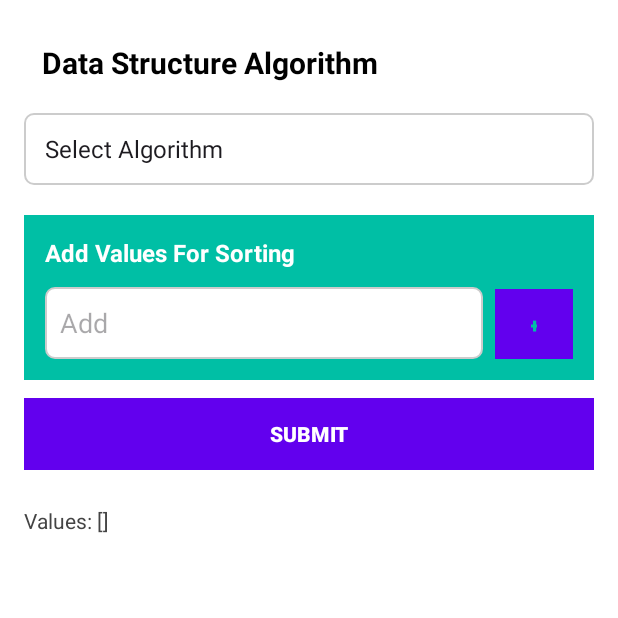
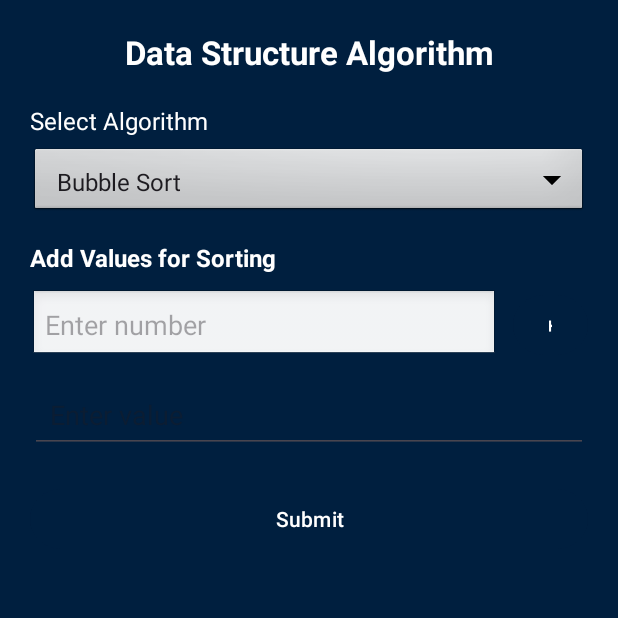
Before and after one commit to MeerabAfzal-eng/Meerabapp, an Android app: the screen it shows after launch (MainActivity), on a phone screen of 412 x 824 dp, the top half of it. Run offline under Robolectric (Android 15) with nearby library versions, the phone set to English and light mode, and no system bars.

```diff
--- a/app/src/main/java/com/example/meerabapp/MainActivity.java
+++ b/app/src/main/java/com/example/meerabapp/MainActivity.java
@@ -1,101 +1,81 @@
 package com.example.meerabapp;
 
 import android.os.Bundle;
-import android.view.View;
 import android.widget.ArrayAdapter;
 import android.widget.Button;
 import android.widget.EditText;
+import android.widget.LinearLayout;
 import android.widget.Spinner;
-import android.widget.TextView;
 import android.widget.Toast;
-
 import androidx.appcompat.app.AppCompatActivity;
-
-import java.util.ArrayList;
 
 public class MainActivity extends AppCompatActivity {
 
+    private LinearLayout inputContainer;
+    private Button addButton, submitButton;
     private Spinner algorithmSpinner;
-    private EditText valueInput;
-    private Button addButton, submitButton;
-    private TextView valuesLabel;
-
-    private final ArrayList<Integer> valuesList = new ArrayList<>();
-    private String selectedAlgorithm = "";
 
     @Override
     protected void onCreate(Bundle savedInstanceState) {
         super.onCreate(savedInstanceState);
         setContentView(R.layout.activity_main);
 
-        algorithmSpinner = findViewById(R.id.algorithmSpinner);
-        valueInput = findViewById(R.id.valueInput);
+        inputContainer = findViewById(R.id.inputContainer);
         addButton = findViewById(R.id.addButton);
         submitButton = findViewById(R.id.submitButton);
-        valuesLabel = findViewById(R.id.valuesLabel);
+        algorithmSpinner = findViewById(R.id.algorithmSpinner);
 
-        // Setup spinner
+        // Spinner ke liye sorting algorithms
         String[] algorithms = {
-                "Select Algorithm",
+                "Bubble Sort",
                 "Insertion Sort",
                 "Selection Sort",
-                "Bubble Sort",
                 "Merge Sort",
                 "Quick Sort",
                 "Heap Sort",
                 "Shell Sort"
         };
+
         ArrayAdapter<String> adapter = new ArrayAdapter<>(this,
                 android.R.layout.simple_spinner_item, algorithms);
         adapter.setDropDownViewResource(android.R.layout.simple_spinner_dropdown_item);
         algorithmSpinner.setAdapter(adapter);
 
-        algorithmSpinner.setOnItemSelectedListener(new android.widget.AdapterView.OnItemSelectedListener() {
-            @Override
-            public void onItemSelected(android.widget.AdapterView<?> parent, View view, int position, long id) {
-                selectedAlgorithm = algorithms[position];
-            }
+        // Pehla input field add automatically
+        addInputField();
 
-            @Override
-            public void onNothingSelected(android.widget.AdapterView<?> parent) {
-                selectedAlgorithm = "";
-            }
-        });
+        // + button click → new input field add
+        addButton.setOnClickListener(v -> addInputField());
 
-        addButton.setOnClickListener(v -> {
-            String s = valueInput.getText().toString().trim();
-            if (s.isEmpty()) {
-                Toast.makeText(MainActivity.this, "Enter a value first", Toast.LENGTH_SHORT).show();
-                return;
-            }
-            try {
-                int val = Integer.parseInt(s);
-                valuesList.add(val);
-                valueInput.setText("");
-                updateValuesLabel();
-                Toast.makeText(MainActivity.this, "Added: " + val, Toast.LENGTH_SHORT).show();
-            } catch (NumberFormatException e) {
-                Toast.makeText(MainActivity.this, "Enter a valid integer", Toast.LENGTH_SHORT).show();
-            }
-        });
-
-        submitButton.setOnClickListener(v -> {
-            if (selectedAlgorithm.equals("Select Algorithm") || selectedAlgorithm.isEmpty()) {
-                Toast.makeText(MainActivity.this, "Please select an algorithm", Toast.LENGTH_SHORT).show();
-                return;
-            }
-            if (valuesList.isEmpty()) {
-                Toast.makeText(MainActivity.this, "Please add values for sorting", Toast.LENGTH_SHORT).show();
-                return;
-            }
-            // For now just show a Toast — later you can start visualization Activity for selectedAlgorithm
-            Toast.makeText(MainActivity.this,
-                    "Algorithm: " + selectedAlgorithm + "\nValues: " + valuesList.toString(),
-                    Toast.LENGTH_LONG).show();
-        });
+        // Submit button click
+        submitButton.setOnClickListener(v -> handleSubmit());
     }
 
-    private void updateValuesLabel() {
-        valuesLabel.setText("Values: " + valuesList.toString());
+    private void addInputField() {
+        EditText newInput = new EditText(this);
+        newInput.setHint("Enter value");
+        newInput.setInputType(android.text.InputType.TYPE_CLASS_NUMBER);
+        newInput.setPadding(20, 20, 20, 20);
+        inputContainer.addView(newInput);
+    }
+
+    private void handleSubmit() {
+        int count = inputContainer.getChildCount();
+        if (count == 0) {
+            Toast.makeText(this, "Please add some values first", Toast.LENGTH_SHORT).show();
+            return;
+        }
+
+        StringBuilder values = new StringBuilder();
+        for (int i = 0; i < count; i++) {
+            EditText editText = (EditText) inputContainer.getChildAt(i);
+            String value = editText.getText().toString().trim();
+            if (!value.isEmpty()) {
+                values.append(value).append(" ");
+            }
+        }
+
+        String selectedAlgorithm = algorithmSpinner.getSelectedItem().toString();
+        Toast.makeText(this, "Algorithm: " + selectedAlgorithm + "\nValues: " + values, Toast.LENGTH_LONG).show();
     }
 }
--- /dev/null
+++ b/app/src/main/res/drawable/round_button.xml
@@ -0,0 +1,5 @@
+<?xml version="1.0" encoding="utf-8"?>
+<shape xmlns:android="http://schemas.android.com/apk/res/android"
+    android:shape="oval">
+    <solid android:color="#001F5B" />
+</shape>
--- a/app/src/main/res/layout/activity_main.xml
+++ b/app/src/main/res/layout/activity_main.xml
@@ -1,111 +1,97 @@
 <?xml version="1.0" encoding="utf-8"?>
-<LinearLayout xmlns:android="http://schemas.android.com/apk/res/android"
-    xmlns:tools="http://schemas.android.com/tools"
-    android:id="@+id/rootMain"
+<ScrollView xmlns:android="http://schemas.android.com/apk/res/android"
     android:layout_width="match_parent"
     android:layout_height="match_parent"
-    android:orientation="vertical"
-    android:background="#FFFFFF"
-    android:padding="16dp"
-    tools:context=".MainActivity">
+    android:background="#001F3F"
+    android:padding="20dp">
 
-    <!-- Title (black) -->
-    <TextView
-        android:id="@+id/titleText"
+    <LinearLayout
         android:layout_width="match_parent"
         android:layout_height="wrap_content"
-        android:text="Data Structure Algorithm"
-        android:textSize="20sp"
-        android:textStyle="bold"
-        android:textColor="#000000"
-        android:gravity="center_vertical|start"
-        android:padding="12dp" />
+        android:orientation="vertical">
 
-    <!-- Spinner (Select Algorithm) -->
-    <Spinner
-        android:id="@+id/algorithmSpinner"
-        android:layout_width="match_parent"
-        android:layout_height="48dp"
-        android:layout_marginTop="8dp"
-        android:background="@drawable/spinner_background"
-        android:spinnerMode="dropdown" />
+        <!-- Title -->
+        <TextView
+            android:id="@+id/titleText"
+            android:layout_width="match_parent"
+            android:layout_height="wrap_content"
+            android:text="Data Structure Algorithm"
+            android:textColor="#FFFFFF"
+            android:textStyle="bold"
+            android:textSize="22sp"
+            android:gravity="center"
+            android:layout_marginBottom="20dp" />
 
-    <!-- Add space -->
-    <View
-        android:layout_width="match_parent"
-        android:layout_height="16dp" />
-
-    <!-- Card-like Add Values area -->
-    <LinearLayout
-        android:id="@+id/cardAdd"
-        android:layout_width="match_parent"
-        android:layout_height="wrap_content"
-        android:orientation="vertical"
-        android:padding="14dp"
-        android:background="#00BFA5"
-        android:layout_marginTop="4dp"
-        android:layout_marginBottom="12dp"
-        android:clipToPadding="false">
-
+        <!-- Algorithm Spinner Label -->
         <TextView
-            android:id="@+id/addTitle"
             android:layout_width="wrap_content"
             android:layout_height="wrap_content"
-            android:text="Add Values For Sorting"
+            android:text="Select Algorithm"
+            android:textColor="#FFFFFF"
+            android:textSize="16sp"
+            android:layout_marginBottom="5dp" />
+
+        <!-- Spinner -->
+        <Spinner
+            android:id="@+id/algorithmSpinner"
+            android:layout_width="match_parent"
+            android:layout_height="wrap_content"
+            android:background="@android:drawable/btn_dropdown"
+            android:padding="10dp"
+            android:layout_marginBottom="15dp" />
+
+        <!-- Add Values Section -->
+        <TextView
+            android:layout_width="wrap_content"
+            android:layout_height="wrap_content"
+            android:text="Add Values for Sorting"
             android:textColor="#FFFFFF"
             android:textStyle="bold"
-            android:textSize="16sp" />
+            android:textSize="16sp"
+            android:layout_marginBottom="10dp" />
 
+        <!-- Input Field + + Button -->
         <LinearLayout
             android:layout_width="match_parent"
             android:layout_height="wrap_content"
-            android:orientation="horizontal"
-            android:layout_marginTop="12dp">
+            android:orientation="horizontal">
 
             <EditText
-                android:id="@+id/valueInput"
+                android:id="@+id/firstInput"
                 android:layout_width="0dp"
-                android:layout_height="48dp"
+                android:layout_height="wrap_content"
                 android:layout_weight="1"
-                android:hint="Add"
+                android:hint="Enter number"
                 android:inputType="number"
                 android:padding="10dp"
-                android:background="@drawable/edittext_background"
-                android:textColor="#000000" />
+                android:background="@android:drawable/edit_text" />
 
             <Button
                 android:id="@+id/addButton"
-                android:layout_width="52dp"
-                android:layout_height="48dp"
+                android:layout_width="50dp"
+                android:layout_height="match_parent"
                 android:text="+"
-                android:textStyle="bold"
-                android:textColor="#00BFA5"
-                android:layout_marginStart="8dp"
-                android:background="@android:color/white" />
+                android:textColor="#FFFFFF"
+                android:backgroundTint="#001F3F"
+                android:layout_marginStart="10dp" />
         </LinearLayout>
+
+        <!-- Container for Extra Inputs -->
+        <LinearLayout
+            android:id="@+id/inputContainer"
+            android:layout_width="match_parent"
+            android:layout_height="wrap_content"
+            android:orientation="vertical"
+            android:layout_marginTop="10dp" />
+
+        <!-- Submit Button -->
+        <Button
+            android:id="@+id/submitButton"
+            android:layout_width="match_parent"
+            android:layout_height="wrap_content"
+            android:text="Submit"
+            android:textColor="#FFFFFF"
+            android:backgroundTint="#001F3F"
+            android:layout_marginTop="20dp" />
     </LinearLayout>
-
-    <!-- Submit button -->
-    <Button
-        android:id="@+id/submitButton"
-        android:layout_width="match_parent"
-        android:layout_height="48dp"
-        android:text="SUBMIT"
-        android:textStyle="bold"
-        android:textColor="#FFFFFF"
-        android:background="#00BFA5" />
-
-    <!-- small spacer -->
-    <View
-        android:layout_width="match_parent"
-        android:layout_height="16dp" />
-
-    <!-- Optional: show added values -->
-    <TextView
-        android:id="@+id/valuesLabel"
-        android:layout_width="match_parent"
-        android:layout_height="wrap_content"
-        android:text="Values: []"
-        android:textColor="#444444"
-        android:paddingTop="8dp" />
-</LinearLayout>
+</ScrollView>
--- a/app/src/main/res/values/strings.xml
+++ b/app/src/main/res/values/strings.xml
@@ -1,3 +1,13 @@
 <resources>
-    <string name="app_name">Meerabapp</string>
+    <string name="app_name">SortingApp</string>
+
+    <string-array name="algorithms">
+        <item>Bubble Sort</item>
+        <item>Insertion Sort</item>
+        <item>Selection Sort</item>
+        <item>Merge Sort</item>
+        <item>Quick Sort</item>
+        <item>Heap Sort</item>
+        <item>Shell Sort</item>
+    </string-array>
 </resources>
```
